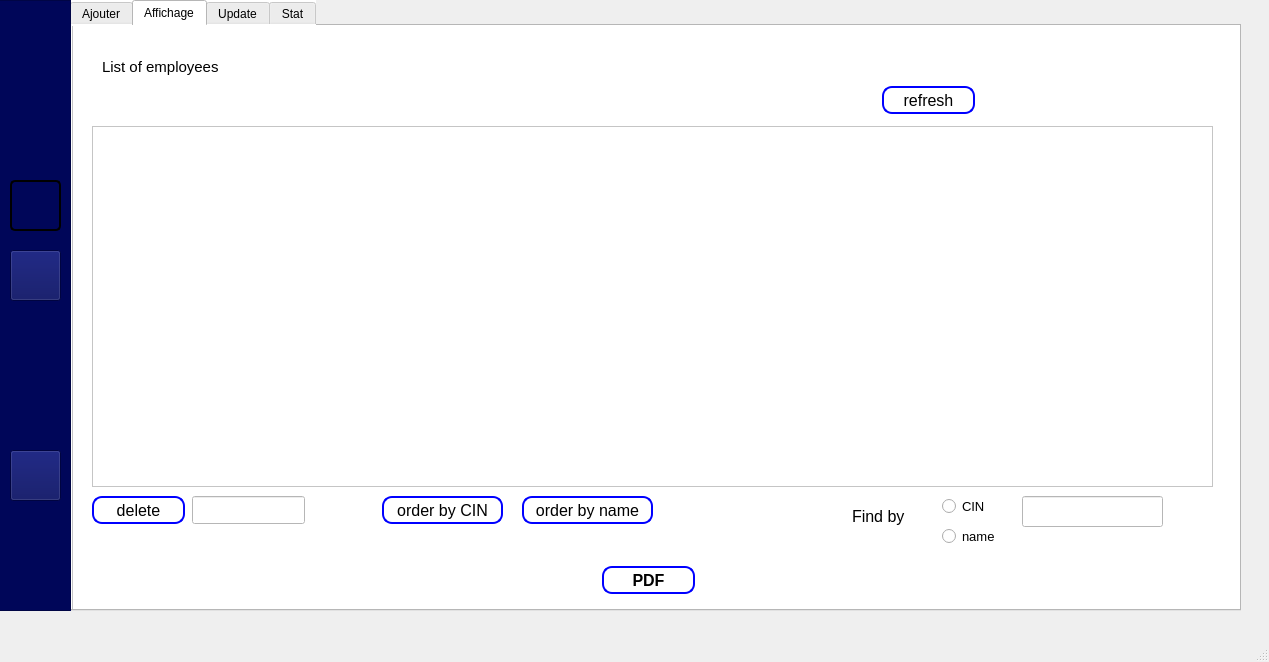
Qt form mainwindow.ui (Projet-CPP-2A6/Nautica) before a commit.
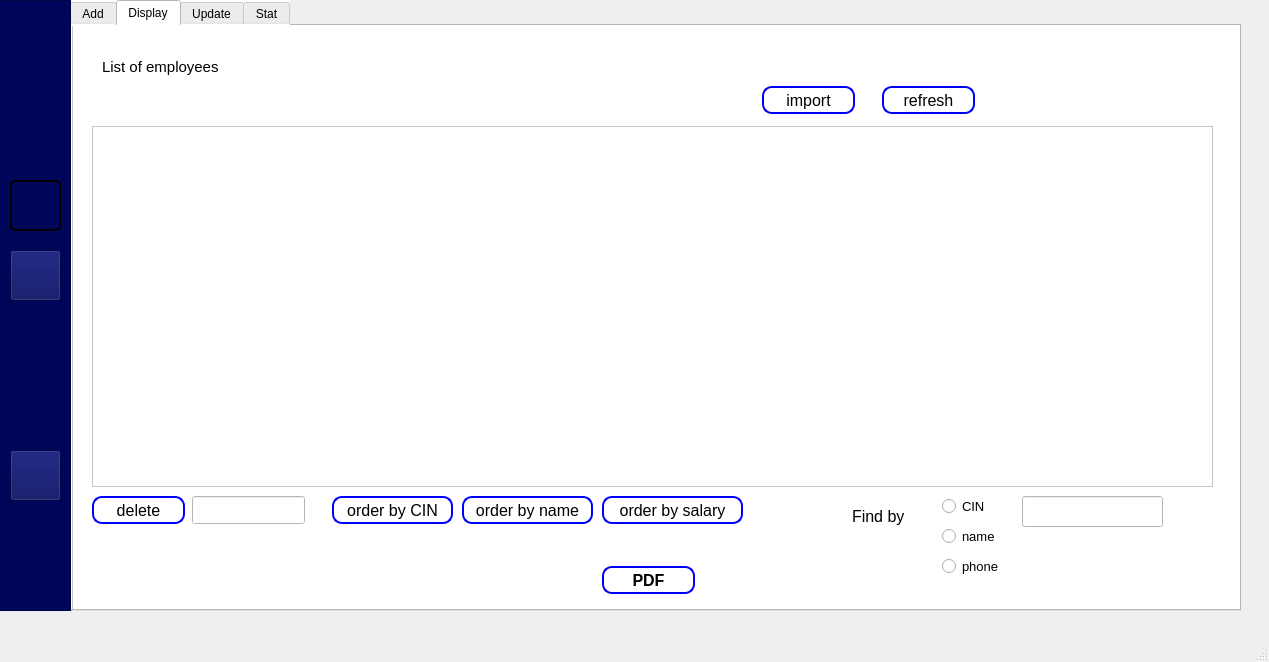
The same form after that commit. The open tabs and pages were chosen to show the change. Icons and pictures are not drawn.

```diff
--- a/mainwindow.ui
+++ b/mainwindow.ui
@@ -596,7 +596,7 @@
       </property>
       <widget class="QWidget" name="gestion_employes">
        <attribute name="title">
-        <string>Ajouter</string>
+        <string>Add</string>
        </attribute>
        <widget class="QFrame" name="frame_7">
         <property name="geometry">
@@ -1099,7 +1099,7 @@
       </widget>
       <widget class="QWidget" name="tab_2">
        <attribute name="title">
-        <string>Affichage</string>
+        <string>Display</string>
        </attribute>
        <widget class="QFrame" name="frame_9">
         <property name="geometry">
@@ -1213,7 +1213,7 @@
         <widget class="QPushButton" name="triCinPushButton">
          <property name="geometry">
           <rect>
-           <x>310</x>
+           <x>260</x>
            <y>480</y>
            <width>121</width>
            <height>28</height>
@@ -1241,7 +1241,7 @@
         <widget class="QPushButton" name="triNomPushButton">
          <property name="geometry">
           <rect>
-           <x>450</x>
+           <x>390</x>
            <y>480</y>
            <width>131</width>
            <height>28</height>
@@ -1366,6 +1366,80 @@
           <string>PDF</string>
          </property>
         </widget>
+        <widget class="QPushButton" name="triSalaryPushButton">
+         <property name="geometry">
+          <rect>
+           <x>530</x>
+           <y>480</y>
+           <width>141</width>
+           <height>28</height>
+          </rect>
+         </property>
+         <property name="styleSheet">
+          <string notr="true">QPushButton {
+    background-color: #ffffff; /* Fond blanc */
+    border: 2px solid blue; /* Bordure bleue */
+    border-radius: 10px; /* Coins arrondis */
+    padding: 1px 2px; /* Espacement intérieur */
+    color: black; /* Couleur du texte */
+    font-size: 16px; /* Taille de la police */
+}
+
+QPushButton:hover {
+    background-color: blue; /* Nouvelle couleur de fond au survol */
+    color: white; /* Nouvelle couleur de texte au survol */
+}</string>
+         </property>
+         <property name="text">
+          <string>order by salary</string>
+         </property>
+        </widget>
+        <widget class="QRadioButton" name="PhoneradioButton">
+         <property name="geometry">
+          <rect>
+           <x>870</x>
+           <y>540</y>
+           <width>97</width>
+           <height>20</height>
+          </rect>
+         </property>
+         <property name="font">
+          <font>
+           <pointsize>10</pointsize>
+          </font>
+         </property>
+         <property name="text">
+          <string>phone</string>
+         </property>
+        </widget>
+        <widget class="QPushButton" name="importCSV">
+         <property name="geometry">
+          <rect>
+           <x>690</x>
+           <y>70</y>
+           <width>93</width>
+           <height>28</height>
+          </rect>
+         </property>
+         <property name="styleSheet">
+          <string notr="true">QPushButton {
+    background-color: #ffffff; /* Fond blanc */
+    border: 2px solid blue; /* Bordure bleue */
+    border-radius: 10px; /* Coins arrondis */
+    padding: 1px 2px; /* Espacement intérieur */
+    color: black; /* Couleur du texte */
+    font-size: 16px; /* Taille de la police */
+}
+
+QPushButton:hover {
+    background-color: blue; /* Nouvelle couleur de fond au survol */
+    color: white; /* Nouvelle couleur de texte au survol */
+}</string>
+         </property>
+         <property name="text">
+          <string>import</string>
+         </property>
+        </widget>
        </widget>
       </widget>
       <widget class="QWidget" name="tab_3">
```
Left out of the diff: 18 changed lines with no effect on the pictures.
